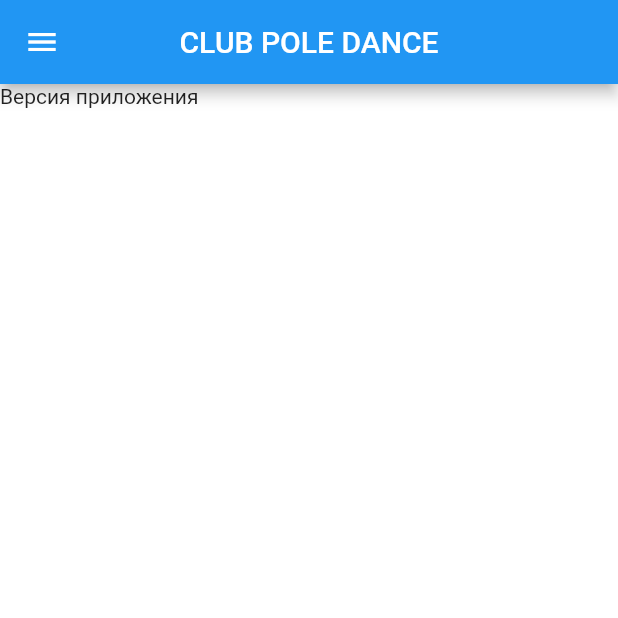
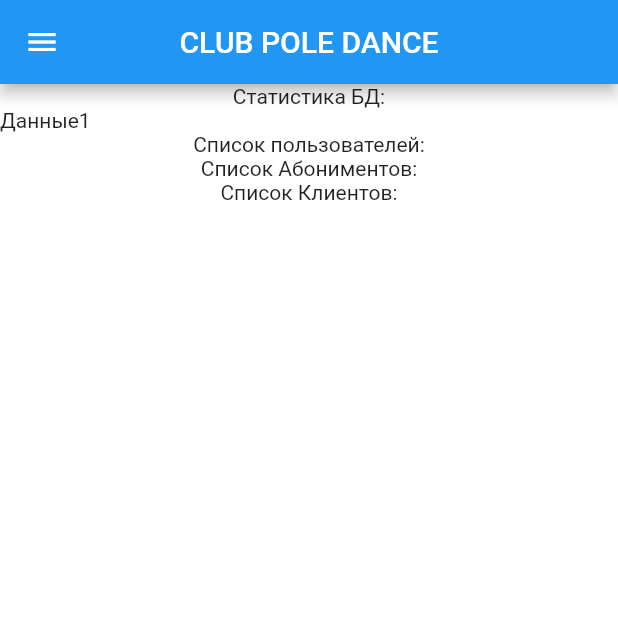
Before and after one commit to AntonKarpovM/club_v01, a Flutter app: the Statistic screen opened by its route, on a phone screen of 412 x 824 dp, the top half of it. Run offline on Flutter 3.47's test engine with Material 2 defaults, Android fonts, the phone set to English and light mode, and no system bars; our stand-ins replace csv, image_picker, qr_flutter; missing offline and left inert: flutter_barcode_scanner.

```diff
--- a/lib/page/Statet/Statistic.dart
+++ b/lib/page/Statet/Statistic.dart
@@ -4,7 +4,9 @@ import 'dart:io';
 
 import 'package:flutter/material.dart';
 import 'package:club_v01/page/Menu.dart';
-import 'package:flutter/services.dart';
+import 'package:csv/csv.dart';
+import 'dart:async' show Future;
+import 'package:flutter/services.dart' show rootBundle;
 
 
 
@@ -38,7 +40,18 @@ class _StatisticState extends State<Statistic> {
         drawer: MenuDrawer(),
         body:SingleChildScrollView(
           child:  Column(children: [
-          Text('Версия приложения'),
+          Text('Статистика БД:'),
+            Table(
+              children: [
+                TableRow(children:[
+                  Text("Данные1"),
+                ],
+                ),
+              ],
+            ),
+            Text('Список пользователей:'),
+            Text('Список Абониментов:'),
+            Text('Список Клиентов:'),
 
            ],),
         ),
--- a/pubspec.yaml
+++ b/pubspec.yaml
@@ -34,6 +34,7 @@ dependencies:
   image_picker: ^0.8.4+4
   qr_flutter: ^4.0.0
   flutter_barcode_scanner: ^2.0.0
+  csv: ^4.0.0
   # The following adds the Cupertino Icons font to your application.
   # Use with the CupertinoIcons class for iOS style icons.
   cupertino_icons: ^1.0.2
```
Also changed, not shown: pubspec.lock, 1 other file.
